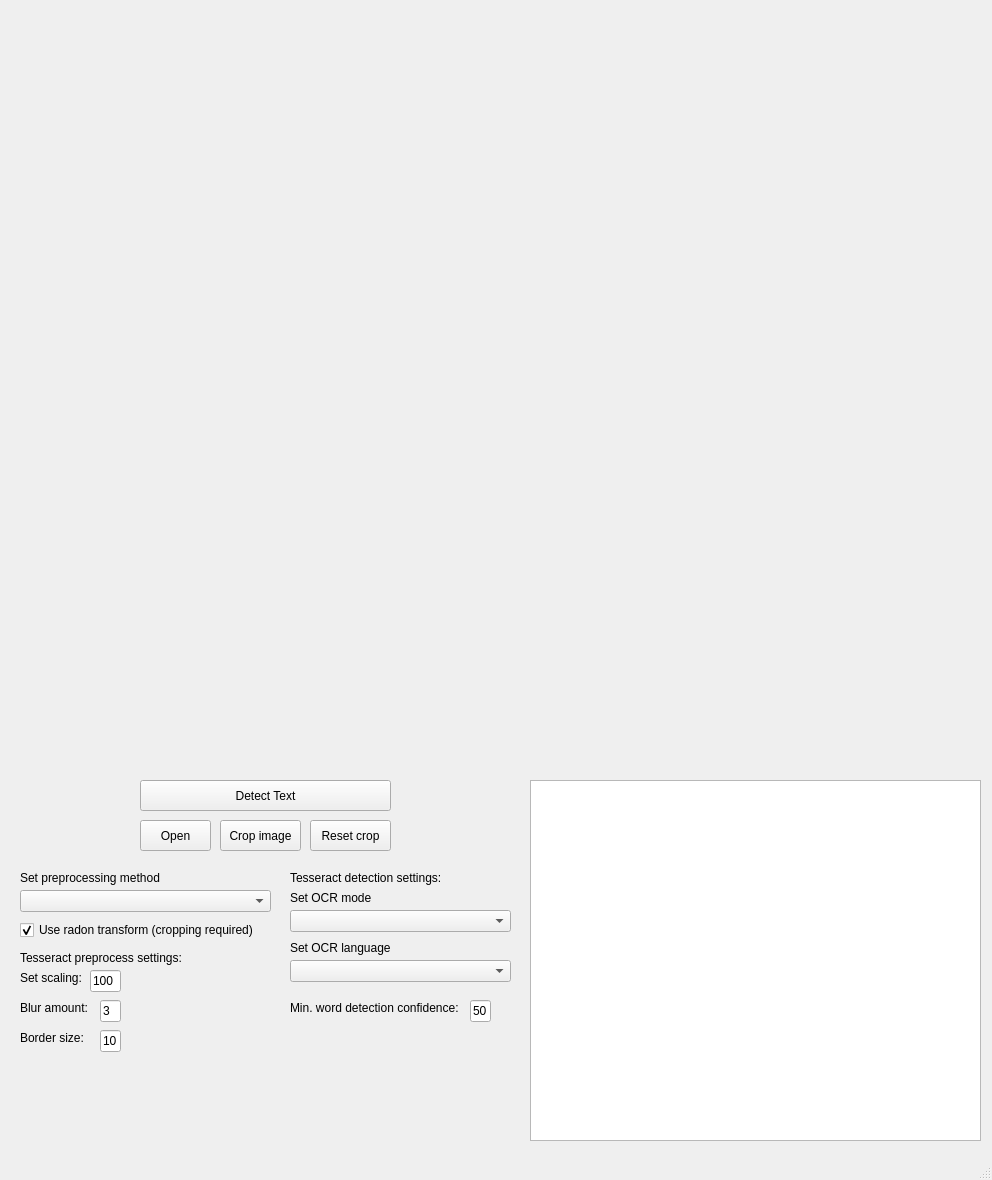
Qt form window.ui (uol-mediaprocessing-2021-2022/students_projects-can-i-read-it) before a commit.
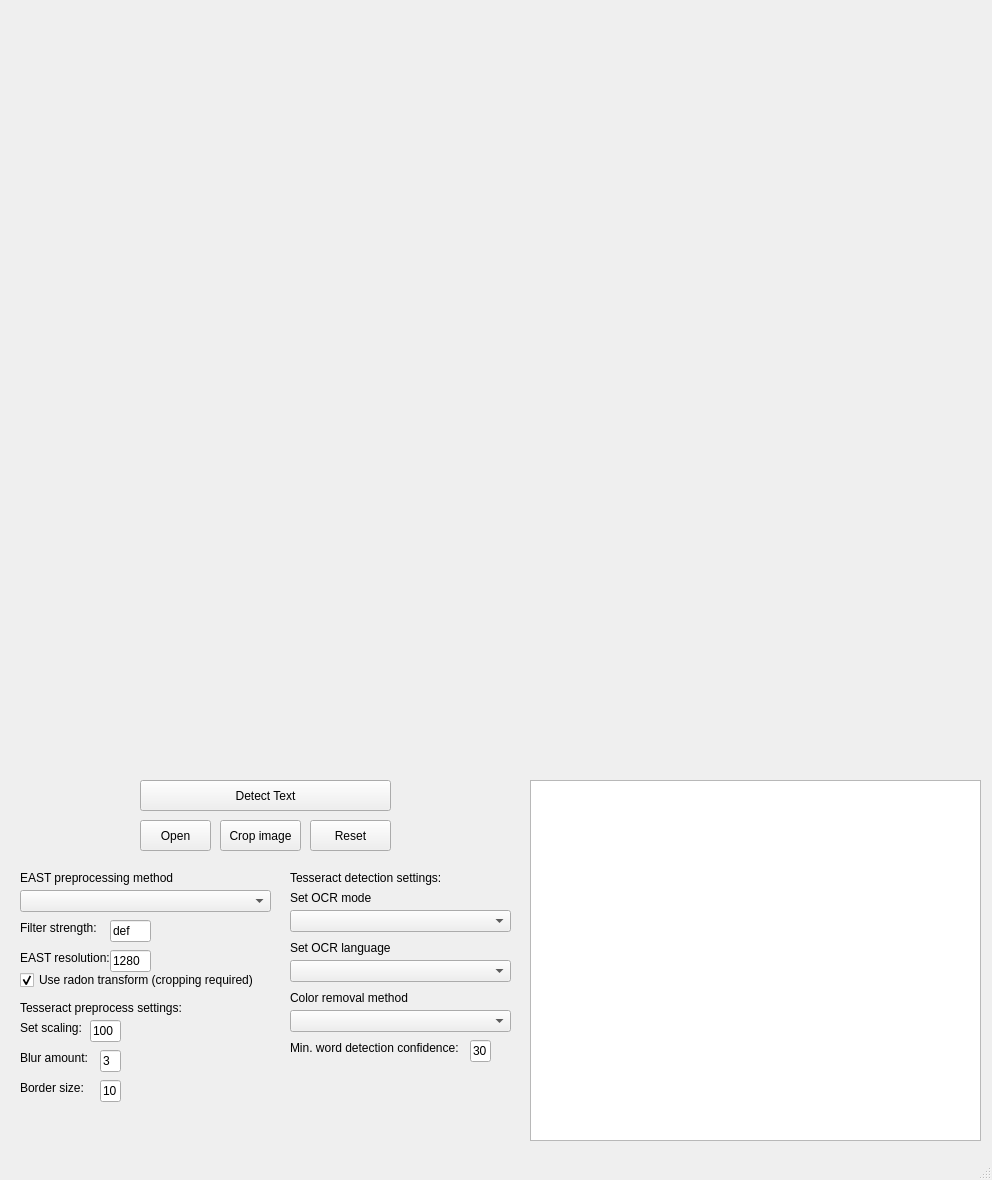
The same form after that commit.

```diff
--- a/window.ui
+++ b/window.ui
@@ -53,7 +53,7 @@
      </rect>
     </property>
     <property name="text">
-     <string>Reset crop</string>
+     <string>Reset</string>
     </property>
    </widget>
    <widget class="QLabel" name="imageLabel">
@@ -153,7 +153,7 @@
     <property name="geometry">
      <rect>
       <x>20</x>
-      <y>920</y>
+      <y>970</y>
       <width>251</width>
       <height>20</height>
      </rect>
@@ -175,7 +175,7 @@
      </rect>
     </property>
     <property name="text">
-     <string>Set preprocessing method</string>
+     <string>EAST preprocessing method</string>
     </property>
    </widget>
    <widget class="QLabel" name="ocrLabel">
@@ -217,7 +217,7 @@
     <property name="geometry">
      <rect>
       <x>90</x>
-      <y>970</y>
+      <y>1020</y>
       <width>31</width>
       <height>22</height>
      </rect>
@@ -233,7 +233,7 @@
     <property name="geometry">
      <rect>
       <x>20</x>
-      <y>970</y>
+      <y>1020</y>
       <width>61</width>
       <height>16</height>
      </rect>
@@ -246,7 +246,7 @@
     <property name="geometry">
      <rect>
       <x>20</x>
-      <y>950</y>
+      <y>1000</y>
       <width>161</width>
       <height>16</height>
      </rect>
@@ -259,7 +259,7 @@
     <property name="geometry">
      <rect>
       <x>20</x>
-      <y>1000</y>
+      <y>1050</y>
       <width>71</width>
       <height>16</height>
      </rect>
@@ -272,7 +272,7 @@
     <property name="geometry">
      <rect>
       <x>100</x>
-      <y>1000</y>
+      <y>1050</y>
       <width>21</width>
       <height>22</height>
      </rect>
@@ -288,7 +288,7 @@
     <property name="geometry">
      <rect>
       <x>20</x>
-      <y>1030</y>
+      <y>1080</y>
       <width>71</width>
       <height>16</height>
      </rect>
@@ -301,7 +301,7 @@
     <property name="geometry">
      <rect>
       <x>100</x>
-      <y>1030</y>
+      <y>1080</y>
       <width>21</width>
       <height>22</height>
      </rect>
@@ -317,7 +317,7 @@
     <property name="geometry">
      <rect>
       <x>290</x>
-      <y>1000</y>
+      <y>1040</y>
       <width>211</width>
       <height>16</height>
      </rect>
@@ -330,16 +330,16 @@
     <property name="geometry">
      <rect>
       <x>470</x>
-      <y>1000</y>
+      <y>1040</y>
       <width>21</width>
       <height>22</height>
      </rect>
     </property>
     <property name="text">
-     <string>50</string>
+     <string>30</string>
     </property>
     <property name="placeholderText">
-     <string>50</string>
+     <string>30</string>
     </property>
    </widget>
    <widget class="QComboBox" name="languageBox">
@@ -378,6 +378,87 @@
      <string>Tesseract detection settings:</string>
     </property>
    </widget>
+   <widget class="QLabel" name="tsrctLabel_6">
+    <property name="geometry">
+     <rect>
+      <x>20</x>
+      <y>950</y>
+      <width>91</width>
+      <height>16</height>
+     </rect>
+    </property>
+    <property name="text">
+     <string>EAST resolution:</string>
+    </property>
+   </widget>
+   <widget class="QLineEdit" name="resEdit">
+    <property name="geometry">
+     <rect>
+      <x>110</x>
+      <y>950</y>
+      <width>41</width>
+      <height>22</height>
+     </rect>
+    </property>
+    <property name="text">
+     <string>1280</string>
+    </property>
+    <property name="placeholderText">
+     <string>1280</string>
+    </property>
+   </widget>
+   <widget class="QLabel" name="tsrctLabel_7">
+    <property name="geometry">
+     <rect>
+      <x>20</x>
+      <y>920</y>
+      <width>81</width>
+      <height>16</height>
+     </rect>
+    </property>
+    <property name="text">
+     <string>Filter strength:</string>
+    </property>
+   </widget>
+   <widget class="QLineEdit" name="strengthEdit">
+    <property name="geometry">
+     <rect>
+      <x>110</x>
+      <y>920</y>
+      <width>41</width>
+      <height>22</height>
+     </rect>
+    </property>
+    <property name="text">
+     <string>def</string>
+    </property>
+    <property name="placeholderText">
+     <string>def</string>
+    </property>
+   </widget>
+   <widget class="QLabel" name="languageLabel_2">
+    <property name="geometry">
+     <rect>
+      <x>290</x>
+      <y>990</y>
+      <width>191</width>
+      <height>16</height>
+     </rect>
+    </property>
+    <property name="text">
+     <string>Color removal method</string>
+    </property>
+   </widget>
+   <widget class="QComboBox" name="tesMethodBox">
+    <property name="geometry">
+     <rect>
+      <x>290</x>
+      <y>1010</y>
+      <width>221</width>
+      <height>22</height>
+     </rect>
+    </property>
+   </widget>
    <zorder>background1</zorder>
    <zorder>openButton</zorder>
    <zorder>runButton</zorder>
```
Left out of the diff: 6 changed lines with no effect on the pictures.
